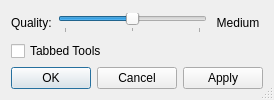
This is avogadro/src/settingsdialog.ui in cryos/avogadro as Qt 5 draws it before an edit. The edited form follows.
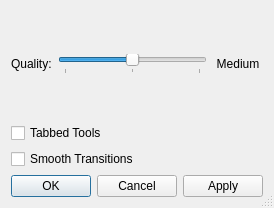
This is the edited form. Icons and pictures are not drawn.

Commit message: Added settings to disabled smooth transitions on the GLwidget.  This is really the animation of certain movements.  Right now only "center view" is animated. These additions animate the camera movement and don't work so well with the surface engine.

What changed in the file:
```diff
--- a/avogadro/src/settingsdialog.ui
+++ b/avogadro/src/settingsdialog.ui
@@ -5,8 +5,8 @@
    <rect>
     <x>0</x>
     <y>0</y>
-    <width>241</width>
-    <height>100</height>
+    <width>238</width>
+    <height>208</height>
    </rect>
   </property>
   <property name="windowTitle" >
@@ -82,6 +82,19 @@
      </property>
     </widget>
    </item>
+   <item>
+    <widget class="QCheckBox" name="animationsCheck" >
+     <property name="toolTip" >
+      <string>Smooths animations of various functions where availabe.</string>
+     </property>
+     <property name="whatsThis" >
+      <string>Enables the use of transitional animations when performing automatic positioning of the GLWidget.</string>
+     </property>
+     <property name="text" >
+      <string>Smooth Transitions</string>
+     </property>
+    </widget>
+   </item>
    <item>
     <widget class="QDialogButtonBox" name="dialogButtonBox" >
      <property name="layoutDirection" >
```
Left out of the diff: 6 changed lines with no effect on the pictures. The commit also changes 3 other files.
